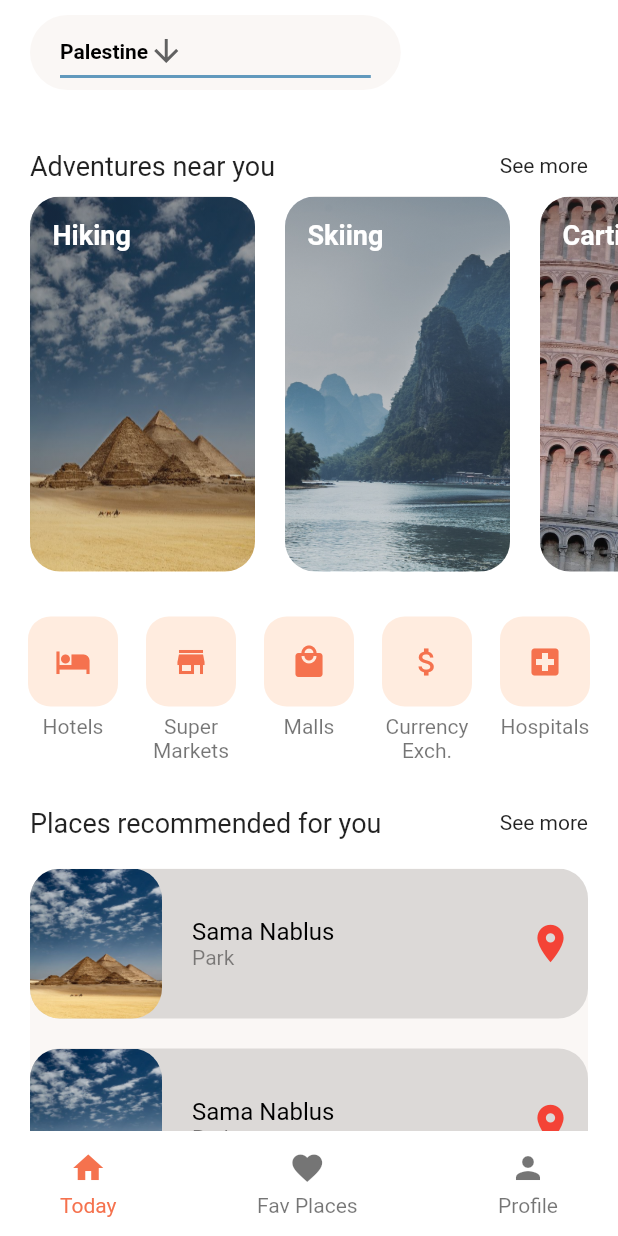
After one commit to danayaish88/Graduation_project_1, a Flutter app: the HomeScreen screen opened directly, on a phone screen of 412 x 824 dp. The commit adds this screen. Run offline on Flutter 3.47's test engine with Material 2 defaults, Android fonts, the phone set to English and light mode, and no system bars; our stand-ins replace flutter_svg, google_fonts.

Commit message:
homePage done

```diff
--- /dev/null
+++ b/lib/Screens/Home/adventure_cards.dart
@@ -0,0 +1,39 @@
+import 'package:flutter/cupertino.dart';
+import 'package:sign_in_test/Screens/Home/selection_title.dart';
+import 'package:sign_in_test/components/adventure_card.dart';
+
+class AdventuresCards extends StatelessWidget {
+  @override
+  Widget build(BuildContext context) {
+    return Column(
+      children: <Widget>[
+        SelectionTitle(
+          text: "Adventures near you",
+          press: () {},
+        ),
+        SingleChildScrollView(
+          scrollDirection: Axis.horizontal,
+          child: Row(
+            children: <Widget>[
+              AdventureCard(
+                text: "Hiking",
+                image: "assets/images/pyramids.jpg",
+              ),
+              AdventureCard(
+                text: "Skiing",
+                image: "assets/images/china.jpg",
+              ),
+              AdventureCard(
+                text: "Carting",
+                image: "assets/images/piza.jpg",
+              ),
+              SizedBox(
+                width: 20,
+              )
+            ],
+          ),
+        )
+      ],
+    );
+  }
+}
--- /dev/null
+++ b/lib/Screens/Home/categories.dart
@@ -0,0 +1,75 @@
+import 'package:flutter/cupertino.dart';
+import 'package:flutter/material.dart';
+
+import '../../constants.dart';
+
+class Categories extends StatelessWidget {
+  @override
+  Widget build(BuildContext context) {
+    List <Map<String, dynamic>> categories = [
+      {"icon" : Icons.hotel, "text": "Hotels"},
+      {"icon" : Icons.store_mall_directory, "text": "Super Markets"},
+      {"icon" : Icons.local_mall, "text": "Malls"},
+      {"icon" : Icons.attach_money, "text": "Currency Exch."},
+      {"icon" : Icons.local_hospital, "text": "Hospitals"},
+    ];
+
+    return Row(
+      crossAxisAlignment: CrossAxisAlignment.start,
+      mainAxisSize: MainAxisSize.max,
+      mainAxisAlignment: MainAxisAlignment.spaceEvenly,
+      children: <Widget>[
+        ...List.generate(categories.length, (index) =>
+            CategorieCard(
+              icon: categories[index]["icon"],
+              label: categories[index]["text"],
+              press: (){},
+            ),
+        )
+      ],
+    );
+  }
+}
+
+class CategorieCard extends StatelessWidget {
+  final IconData icon;
+  final String label;
+  final GestureTapCallback press;
+
+  const CategorieCard({Key key, this.label, this.icon, this.press}) : super(key: key);
+  @override
+  Widget build(BuildContext context) {
+    return InkWell(
+      onTap: press,
+      child: SizedBox(
+        width: 60,
+        child: Column(
+          children: <Widget>[
+            AspectRatio(
+              aspectRatio: 1,
+              child: Container(
+                decoration: BoxDecoration(
+                  color: Color(0xFFFFECDF),
+                  borderRadius: BorderRadius.circular(15),
+                ),
+                child: Icon(
+                  icon,
+                  color: kPrimaryColor,
+                ),
+              ),
+            ),
+            SizedBox(height: 5,),
+            Text(
+              label,
+              textAlign: TextAlign.center,
+              style: TextStyle(
+                  fontSize: 14,
+                  color: Colors.black54
+              ),
+            )
+          ],
+        ),
+      ),
+    );
+  }
+}
--- /dev/null
+++ b/lib/Screens/Home/header.dart
@@ -0,0 +1,27 @@
+import 'package:flutter/cupertino.dart';
+import 'package:sign_in_test/components/countries_drop_down.dart';
+
+import '../../constants.dart';
+
+class Header extends StatelessWidget {
+  @override
+  Widget build(BuildContext context) {
+    Size size = MediaQuery.of(context).size;
+
+    return Row(
+      children: <Widget>[
+        Container(
+          margin: EdgeInsets.symmetric(horizontal: 20, vertical: 10),
+          padding: EdgeInsets.symmetric(horizontal: 20),
+          width: size.width * 0.6,
+          height: 50,
+          decoration: BoxDecoration(
+            color: kPrimaryLightColor,
+            borderRadius: BorderRadius.circular(29),
+          ),
+          child: CountriesDropDown(),
+        ),
+      ],
+    );
+  }
+}
--- /dev/null
+++ b/lib/Screens/Home/home_screen.dart
@@ -0,0 +1,132 @@
+import 'package:flutter/cupertino.dart';
+import 'package:flutter/material.dart';
+import 'package:sign_in_test/Screens/Home/selection_title.dart';
+import 'package:sign_in_test/components/bottom_navigation_bar.dart';
+import 'package:sign_in_test/constants.dart';
+
+import 'adventure_cards.dart';
+import 'categories.dart';
+import 'header.dart';
+
+class HomeScreen extends StatelessWidget {
+  @override
+  Widget build(BuildContext context) {
+    Size size = MediaQuery.of(context).size;
+
+    return Scaffold(
+      bottomNavigationBar: BottomNavBar(),
+      body: SafeArea(
+          child: SingleChildScrollView(
+        child: Column(
+          children: <Widget>[
+            Header(),
+            SizedBox(height: 30),
+            AdventuresCards(),
+            SizedBox(height: 30),
+            Categories(),
+            SizedBox(height: 30),
+            SelectionTitle(
+              text: "Places recommended for you",
+              press: (){},
+            ),
+            Container(
+              margin: EdgeInsets.symmetric(vertical: 20, horizontal: 20),
+              width: size.width,
+              height: 200,
+              decoration: BoxDecoration(
+                borderRadius: BorderRadius.circular(20),
+                color: kPrimaryLightColor,
+              ),
+              child: SingleChildScrollView(
+                child: Column(
+                  children: <Widget>[
+                    PlaceCard(),
+                    PlaceCard()
+                  ],
+                ),
+              ),
+            ),
+            SizedBox(height: 30,),
+            SelectionTitle(
+              text: "Restaurants recommended for you",
+              press: (){},
+            ),
+            Container(
+              margin: EdgeInsets.symmetric(vertical: 20, horizontal: 20),
+              width: size.width,
+              height: 200,
+              decoration: BoxDecoration(
+                borderRadius: BorderRadius.circular(20),
+                color: kPrimaryLightColor,
+              ),
+              child: SingleChildScrollView(
+                child: Column(
+                  children: <Widget>[
+                    PlaceCard(),
+                    PlaceCard()
+                  ],
+                ),
+              ),
+            ),
+          ],
+        ),
+      )),
+    );
+  }
+}
+
+class PlaceCard extends StatelessWidget {
+  @override
+  Widget build(BuildContext context) {
+    return Container(
+      margin: EdgeInsets.only(bottom: 20),
+      decoration: BoxDecoration(
+          color: Colors.black12,
+          borderRadius: BorderRadius.circular(20)
+      ),
+      child: Row(
+        children: <Widget>[
+          SizedBox(
+            width: 88,
+            child: AspectRatio(
+              aspectRatio: 0.88,
+              child: ClipRRect(
+                borderRadius: BorderRadius.circular(20),
+                child:Image(
+                  image: AssetImage("assets/images/pyramids.jpg"),
+                  fit: BoxFit.fill,
+                ),
+              ),
+            ),
+          ),
+          SizedBox(width: 20),
+          Column(
+            crossAxisAlignment: CrossAxisAlignment.start,
+            children: <Widget>[
+              Text(
+                "Sama Nablus",
+                style: TextStyle(fontSize: 16, color: Colors.black),
+                maxLines: 2,
+              ),
+              Text(
+                "Park",
+                style: TextStyle(
+                    fontSize: 14, color: Colors.black45
+                ),
+              )
+            ],
+          ),
+          Spacer(),
+          Padding(
+            padding: EdgeInsets.all(10),
+            child: Icon(
+              Icons.location_on,
+              size: 30,
+              color: Colors.red,
+            ),
+          )
+        ],
+      ),
+    );
+  }
+}
--- /dev/null
+++ b/lib/Screens/Home/selection_title.dart
@@ -0,0 +1,32 @@
+import 'package:flutter/cupertino.dart';
+import 'package:flutter/material.dart';
+
+class SelectionTitle extends StatelessWidget {
+  final String text;
+  final GestureTapCallback press;
+
+  const SelectionTitle({Key key, @required this.text, @required this.press})
+      : super(key: key);
+
+  @override
+  Widget build(BuildContext context) {
+    return Padding(
+      padding: EdgeInsets.symmetric(horizontal: 20),
+      child: Row(
+        crossAxisAlignment: CrossAxisAlignment.center,
+        mainAxisAlignment: MainAxisAlignment.spaceBetween,
+        children: <Widget>[
+          Text(
+            text,
+            style: TextStyle(fontSize: 18),
+          ),
+          InkWell(
+            onTap: press,
+            child: Text("See more"),
+            borderRadius: BorderRadius.circular(15),
+          )
+        ],
+      ),
+    );
+  }
+}
--- a/lib/Screens/Login/login_form.dart
+++ b/lib/Screens/Login/login_form.dart
@@ -1,4 +1,6 @@
 import 'package:flutter/cupertino.dart';
+import 'package:flutter/material.dart';
+import 'package:sign_in_test/Screens/Home/home_screen.dart';
 import 'package:sign_in_test/components/rounded_button.dart';
 import 'package:sign_in_test/components/rounded_passwordfield.dart';
 import 'package:sign_in_test/components/rounded_textField.dart';
@@ -74,6 +76,11 @@ class _LoginFormState extends State<LoginForm> {
       The user has registered with an email address of '${_loginObject['email']}'
       and a password of '${_loginObject['password']}'
       """);
+      Navigator.push(context, MaterialPageRoute(
+          builder: (context){
+            return HomeScreen();
+          }
+      ));
     }
   }
 
--- a/lib/Screens/Login/login_screen.dart
+++ b/lib/Screens/Login/login_screen.dart
@@ -3,9 +3,6 @@ import 'package:flutter/material.dart';
 import 'package:google_fonts/google_fonts.dart';
 import 'package:sign_in_test/Screens/SignUp/sign_up_screen.dart';
 import 'package:sign_in_test/Screens/Login/login_form.dart';
-import 'package:sign_in_test/components/rounded_button.dart';
-import 'package:sign_in_test/components/rounded_passwordfield.dart';
-import 'package:sign_in_test/components/rounded_textField.dart';
 import 'package:sign_in_test/components/already_have_an_account_check.dart';
 
 class LoginScreen extends StatelessWidget {
--- /dev/null
+++ b/lib/components/adventure_card.dart
@@ -0,0 +1,51 @@
+import 'package:flutter/cupertino.dart';
+import 'package:flutter/material.dart';
+
+class AdventureCard extends StatelessWidget {
+  final String text;
+  final String image;
+
+  const AdventureCard({Key key, this.text, this.image}) : super(key: key);
+  @override
+  Widget build(BuildContext context) {
+    return Padding(
+      padding: const EdgeInsets.only(left: 20, top: 10),
+      child: SizedBox(
+        height: 250,
+        width: 150,
+        child: ClipRRect(
+          borderRadius: BorderRadius.circular(20),
+          child: Stack(
+            children: <Widget>[
+              Positioned.fill(
+                  child: Image(
+                      image: AssetImage(image),
+                      fit: BoxFit.fill)),
+              Positioned.fill(
+                  child: Container(
+                decoration: BoxDecoration(
+                    gradient: LinearGradient(
+                        begin: Alignment.topCenter,
+                        end: Alignment.bottomCenter,
+                        colors: [
+                      Color(0xFF343434).withOpacity(0.4),
+                      Color(0xFF343434).withOpacity(0.15)
+                    ])),
+              )),
+              Padding(
+                padding: const EdgeInsets.symmetric(vertical: 15, horizontal: 15),
+                child: Text.rich(
+                    TextSpan(style: TextStyle(color: Colors.white), children: [
+                  TextSpan(
+                      text: text + "\n",
+                      style:
+                          TextStyle(fontSize: 18, fontWeight: FontWeight.bold)),
+                ])),
+              )
+            ],
+          ),
+        ),
+      ),
+    );
+  }
+}
--- /dev/null
+++ b/lib/components/bottom_navigation_bar.dart
@@ -0,0 +1,69 @@
+import 'package:flutter/material.dart';
+import 'package:flutter_svg/flutter_svg.dart';
+import 'package:sign_in_test/constants.dart';
+
+class BottomNavBar extends StatelessWidget {  const BottomNavBar({
+    Key key,
+  }) : super(key: key);
+
+  @override
+  Widget build(BuildContext context) {
+    return Container(
+      padding: EdgeInsets.symmetric(horizontal: 40, vertical: 10),
+      height: 70,
+      color: Colors.white,
+      child: Row(
+        mainAxisAlignment: MainAxisAlignment.spaceBetween,
+        children: <Widget>[
+          BottomNavItem(
+            title: "Today",
+            icon: Icons.home,
+            isActive: true,
+          ),
+          BottomNavItem(
+            title: "Fav Places",
+            icon: Icons.favorite,
+          ),
+          BottomNavItem(
+            title: "Profile",
+            icon: Icons.person,
+          ),
+        ],
+      ),
+    );
+  }
+}
+
+class BottomNavItem extends StatelessWidget {
+  final IconData icon;
+  final String title;
+  final Function press;
+  final bool isActive;
+  const BottomNavItem({
+    Key key,
+    this.icon,
+    this.title,
+    this.press,
+    this.isActive = false,
+  }) : super(key: key);
+
+  @override
+  Widget build(BuildContext context) {
+    return GestureDetector(
+      onTap: press,
+      child: Column(
+        mainAxisAlignment: MainAxisAlignment.spaceAround,
+        children: <Widget>[
+          Icon(
+            icon,
+            color: isActive ? kPrimaryColor : Colors.black54,
+          ),
+          Text(
+            title,
+            style: TextStyle(color: isActive ? kPrimaryColor : Colors.black54),
+          ),
+        ],
+      ),
+    );
+  }
+}
--- /dev/null
+++ b/lib/components/countries_drop_down.dart
@@ -0,0 +1,41 @@
+import 'package:flutter/material.dart';
+
+import '../constants.dart';
+
+class CountriesDropDown extends StatefulWidget {
+  CountriesDropDown({Key key}) : super(key: key);
+
+  @override
+  _CountriesDropDownState createState() => _CountriesDropDownState();
+}
+
+class _CountriesDropDownState extends State<CountriesDropDown> {
+  String dropdownValue = 'Palestine';
+
+  @override
+  Widget build(BuildContext context) {
+    return DropdownButton<String>(
+      value: dropdownValue,
+      icon: Icon(Icons.arrow_downward),
+      iconSize: 24,
+      elevation: 16,
+      style: TextStyle(color: Colors.black, fontWeight: FontWeight.bold),
+      underline: Container(
+        height: 2,
+        color: kSecondaryColor,
+      ),
+      onChanged: (String newValue) {
+        setState(() {
+          dropdownValue = newValue;
+        });
+      },
+      items: <String>['Palestine', 'Nablus', 'Free', 'Four']
+          .map<DropdownMenuItem<String>>((String value) {
+        return DropdownMenuItem<String>(
+          value: value,
+          child: Text(value),
+        );
+      }).toList(),
+    );
+  }
+}
--- a/lib/components/textfield_container.dart
+++ b/lib/components/textfield_container.dart
@@ -1,5 +1,4 @@
 import 'package:flutter/material.dart';
-import 'package:sign_in_test/constants.dart';
 
 
 class TextFieldContainer extends StatelessWidget {
--- a/lib/constants.dart
+++ b/lib/constants.dart
@@ -2,3 +2,4 @@ import 'package:flutter/material.dart';
 
 const kPrimaryColor = Color(0xFFf5724e);
 const kPrimaryLightColor = Color(0xFFfaf7f5);
+const kSecondaryColor = Color(0xFF6199bd);
```
Also changed, not shown: assets/images/Rio-de-jinairo.jpg (deleted), assets/images/camel.jpg (deleted), assets/images/colosium.jpg (deleted), assets/images/nile.jpg (deleted).
